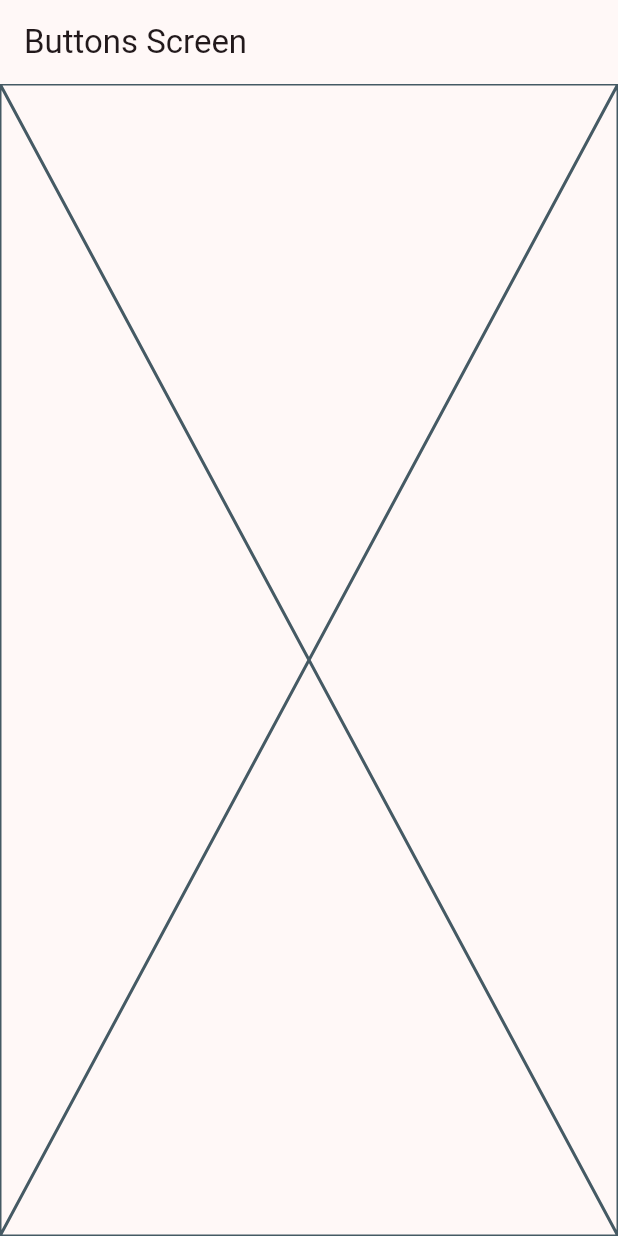
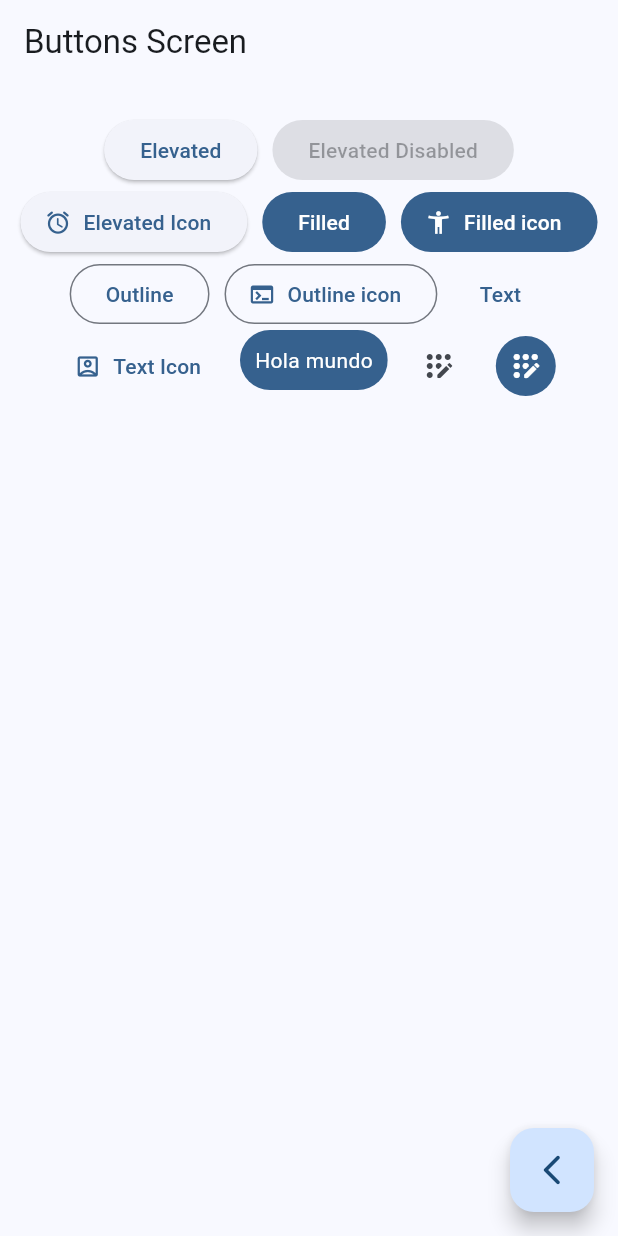
Before and after one commit to ismaelIt365/Widgets_App, a Flutter app: the ButtonsScreen screen opened by its route, on a phone screen of 412 x 824 dp. Run offline on Flutter 3.47's test engine with Material 2 defaults, Android fonts, the phone set to English and light mode, and no system bars; our stand-ins replace go_router.

Commit message:
buttons_screen finish

```diff
--- a/lib/main.dart
+++ b/lib/main.dart
@@ -15,7 +15,7 @@ class MainApp extends StatelessWidget {
       routerConfig: approuter ,
 
       debugShowCheckedModeBanner: false,
-      theme: AppTheme(selectedColor: 8).getTheme(),
+      theme: AppTheme(selectedColor: 0).getTheme(),
     );
   }
 }
--- a/lib/presentation/screens/buttons/button_screens.dart
+++ b/lib/presentation/screens/buttons/button_screens.dart
@@ -1,4 +1,5 @@
 import 'package:flutter/material.dart';
+import 'package:go_router/go_router.dart';
 
 class ButtonsScreen extends StatelessWidget {
   static const name = 'buttons_screen';
@@ -10,7 +11,99 @@ class ButtonsScreen extends StatelessWidget {
       appBar: AppBar(
         title: const Text('Buttons Screen'),
       ),
-      body: const Placeholder(),
+      body: const _ButtonsView(),
+      floatingActionButton: FloatingActionButton(
+        child: const Icon(Icons.arrow_back_ios_new_rounded),
+        onPressed: () {
+          context.pop();
+        },
+      ),
     );
   }
 }
+
+class _ButtonsView extends StatelessWidget {
+  const _ButtonsView();
+
+  @override
+  Widget build(BuildContext context) {
+    final colors = Theme.of(context).colorScheme;
+    return SizedBox(
+      width: double.infinity,
+      child: Padding(
+        padding: const EdgeInsets.symmetric(horizontal: 10, vertical: 20),
+        child: Wrap(
+          spacing: 10,
+          alignment: WrapAlignment.center,
+          children: [
+            ElevatedButton(onPressed: () {}, child: const Text('Elevated')),
+            const ElevatedButton(
+                onPressed: null, child: Text('Elevated Disabled')),
+
+            ElevatedButton.icon(
+                onPressed: () {},
+                icon: const Icon(Icons.access_alarm_rounded),
+                label: const Text('Elevated Icon')),
+
+            FilledButton(onPressed: () {}, child: const Text('Filled')),
+            FilledButton.icon(
+                onPressed: () {},
+                icon: const Icon(Icons.accessibility_new),
+                label: const Text('Filled icon')),
+
+            OutlinedButton(onPressed: () {}, child: const Text('Outline')),
+
+            OutlinedButton.icon(
+                onPressed: () {},
+                icon: const Icon(Icons.terminal),
+                label: const Text('Outline icon')),
+
+            TextButton(onPressed: () {}, child: const Text('Text')),
+
+            TextButton.icon(
+                onPressed: () {},
+                icon: const Icon(Icons.account_box_outlined),
+                label: const Text('Text Icon')),
+
+            //TODO: custom button
+            const CustomButton(),
+
+            IconButton(
+                onPressed: () {},
+                icon: const Icon(Icons.app_registration_rounded)),
+            IconButton(
+              onPressed: () {},
+              icon: const Icon(Icons.app_registration_rounded),
+              style: ButtonStyle(
+                  backgroundColor: MaterialStatePropertyAll(colors.primary),
+                  iconColor: const MaterialStatePropertyAll(Colors.white)),
+            ),
+          ],
+        ),
+      ),
+    );
+  }
+}
+//Boton personalizado
+class CustomButton extends StatelessWidget {
+  const CustomButton({super.key});
+
+  @override
+  Widget build(BuildContext context) {
+    final colors = Theme.of(context).colorScheme;
+    //Para el border ClipRRect
+    return  ClipRRect(
+      borderRadius: BorderRadius.circular(20),
+      child: Material(
+        color: colors.primary,
+        child: InkWell(
+          onTap: (){},
+          child: const Padding(
+            padding: EdgeInsets.symmetric(horizontal: 10, vertical: 10),
+            child: Text('Hola mundo', style: TextStyle(color: Colors.white)),
+          ),
+        ),
+      ),
+    );
+  }
+}
--- a/lib/presentation/screens/home/home_screens.dart
+++ b/lib/presentation/screens/home/home_screens.dart
@@ -1,7 +1,7 @@
 import 'package:flutter/material.dart';
 import 'package:go_router/go_router.dart';
 import 'package:widgets_app/config/menu/menu_items.dart';
-import 'package:widgets_app/presentation/screens/screens.dart';
+// import 'package:widgets_app/presentation/screens/screens.dart';
 // import 'package:widgets_app/presentation/screens/buttons/button_screens.dart';
 
 class HomeScreen extends StatelessWidget {
```
